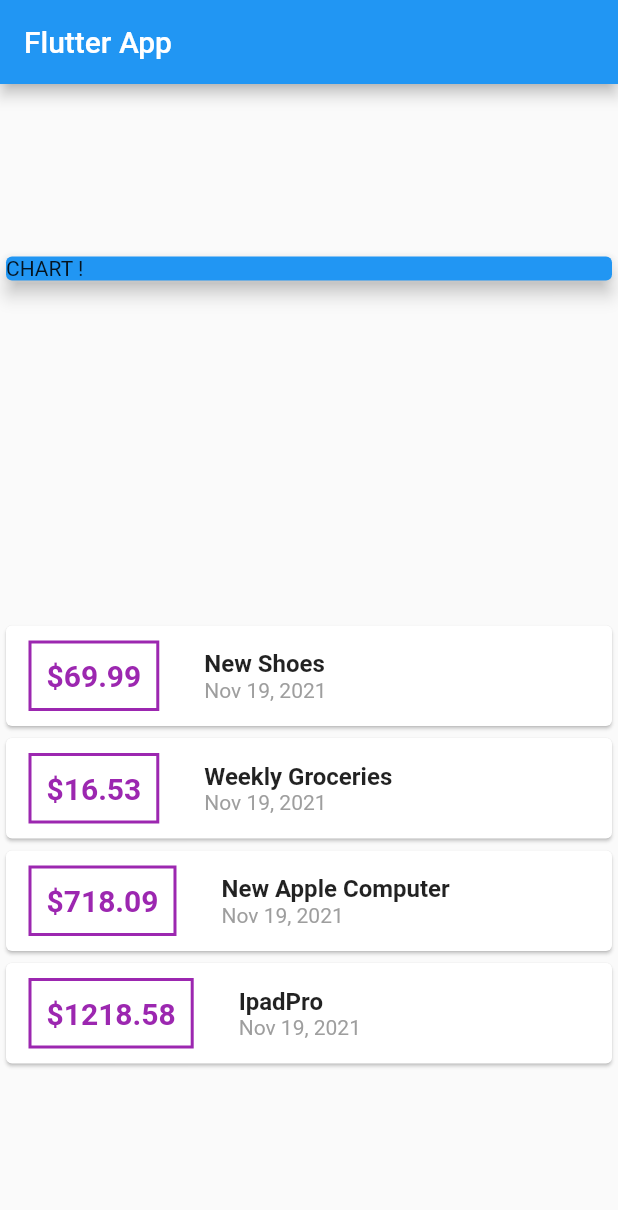
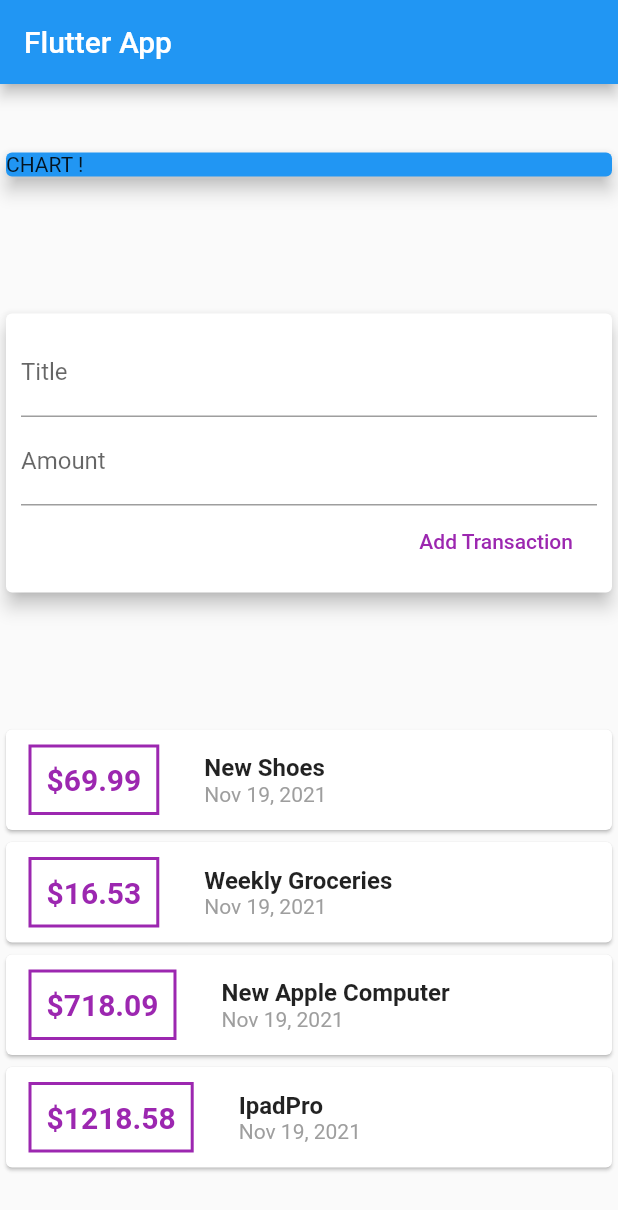
Before and after one commit to flashy86/flutter_expensive_app, a Flutter app: the screen it shows after launch, on a phone screen of 412 x 824 dp. Shown: the top 1210 px of the screen. Run offline on Flutter 3.47's test engine with Material 2 defaults, Android fonts, the phone set to English and light mode, and no system bars.

Commit message:
Mise en place de TextField

```diff
--- a/lib/main.dart
+++ b/lib/main.dart
@@ -45,6 +45,12 @@
     )
   ];
 
+  //String titleInput;
+  //String amountInput;
+
+  final titleController = TextEditingController();
+  final amountController = TextEditingController();
+
   @override
   Widget build(BuildContext context) {
     return Scaffold(
@@ -62,6 +68,37 @@
               elevation: 5,
             ),
             width: double.infinity,
+          ),
+          Card(
+            elevation: 5,
+            child: Container(
+              padding: EdgeInsets.all(10),
+              child: Column(
+                crossAxisAlignment: CrossAxisAlignment.end,
+                children: <Widget>[
+                  TextField(
+                    decoration: InputDecoration(labelText: 'Title'),
+                    controller: titleController,
+                    //onChanged: (val) {
+                    //titleInput = val;
+                    //},
+                  ),
+                  TextField(
+                    decoration: InputDecoration(labelText: 'Amount'),
+                    controller: amountController,
+                    //onChanged: (val) => amountInput = val,
+                  ),
+                  FlatButton(
+                    child: Text('Add Transaction'),
+                    textColor: Colors.purple,
+                    onPressed: () {
+                      print(titleController.text);
+                      print(amountController.text);
+                    },
+                  ),
+                ],
+              ),
+            ),
           ),
           Column(
             children: transactions.map((tx) {
```
